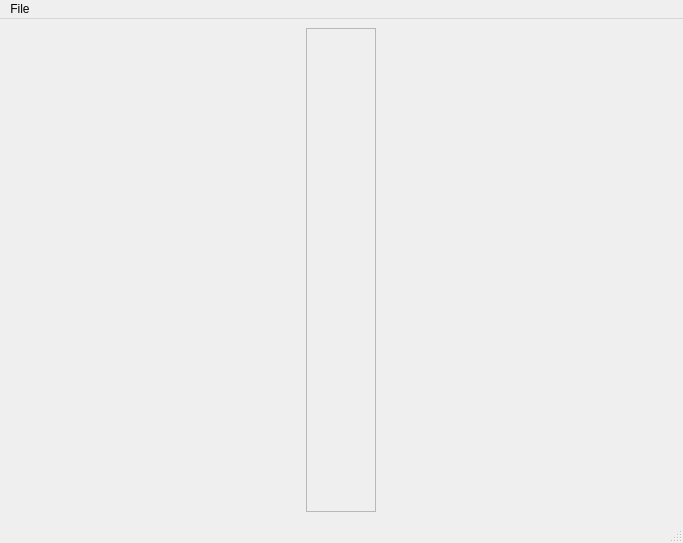
Qt form ui/MainDialog.ui (BeTeK/JoyBinder) before a commit.
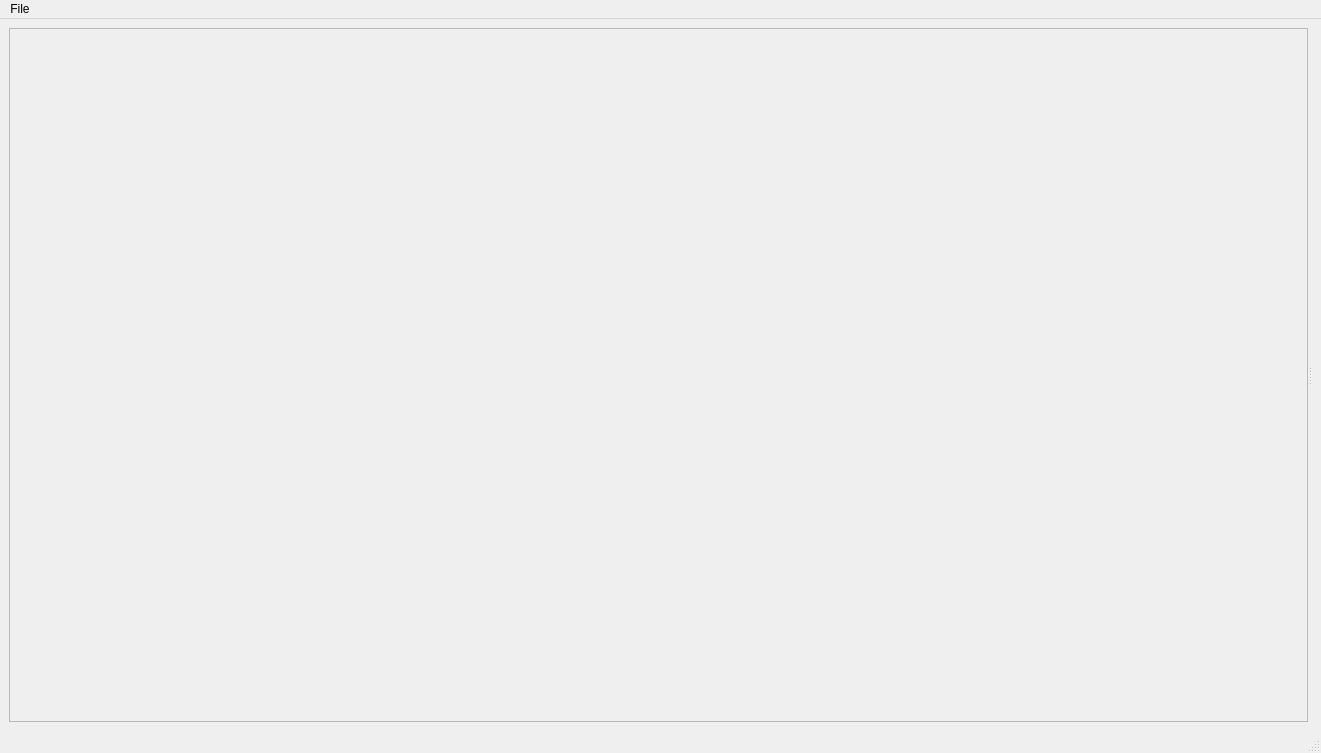
The same form after that commit.

Commit message: added split for editor and buttons

The edit to the form file:
```diff
--- a/ui/MainDialog.ui
+++ b/ui/MainDialog.ui
@@ -6,8 +6,8 @@
    <rect>
     <x>0</x>
     <y>0</y>
-    <width>683</width>
-    <height>543</height>
+    <width>1321</width>
+    <height>753</height>
    </rect>
   </property>
   <property name="minimumSize">
@@ -20,15 +20,13 @@
    <string>MainWindow</string>
   </property>
   <widget class="QWidget" name="centralwidget">
-   <layout class="QHBoxLayout" name="mainHLayout">
+   <layout class="QHBoxLayout" name="horizontalLayout">
     <item>
+     <widget class="QSplitter" name="splitter">
+      <property name="orientation">
+       <enum>Qt::Horizontal</enum>
+      </property>
      <widget class="QScrollArea" name="scrollArea">
-      <property name="sizePolicy">
-       <sizepolicy hsizetype="Maximum" vsizetype="Expanding">
-        <horstretch>0</horstretch>
-        <verstretch>0</verstretch>
-       </sizepolicy>
-      </property>
       <property name="widgetResizable">
        <bool>true</bool>
       </property>
@@ -37,31 +35,15 @@
         <rect>
          <x>0</x>
          <y>0</y>
-         <width>69</width>
-         <height>482</height>
-        </rect>
-       </property>
-       <property name="sizePolicy">
-        <sizepolicy hsizetype="Preferred" vsizetype="Minimum">
-         <horstretch>0</horstretch>
-         <verstretch>0</verstretch>
-        </sizepolicy>
-       </property>
-       <layout class="QVBoxLayout" name="verticalLayout">
-        <item>
-         <spacer name="scrollSpacer">
-          <property name="orientation">
-           <enum>Qt::Vertical</enum>
-          </property>
-          <property name="sizeHint" stdset="0">
-           <size>
-            <width>20</width>
-            <height>40</height>
-           </size>
-          </property>
-         </spacer>
-        </item>
-       </layout>
+          <width>554</width>
+          <height>692</height>
+         </rect>
+        </property>
+        <layout class="QVBoxLayout" name="verticalLayout"/>
+       </widget>
+      </widget>
+      <widget class="QWidget" name="verticalLayoutWidget">
+       <layout class="QVBoxLayout" name="mainHLayout"/>
       </widget>
      </widget>
     </item>
@@ -72,7 +54,7 @@
     <rect>
      <x>0</x>
      <y>0</y>
-     <width>683</width>
+     <width>1321</width>
      <height>21</height>
     </rect>
    </property>
```
Lines whose indentation alone changed are shown as unchanged. The commit also changes 2 other files.
